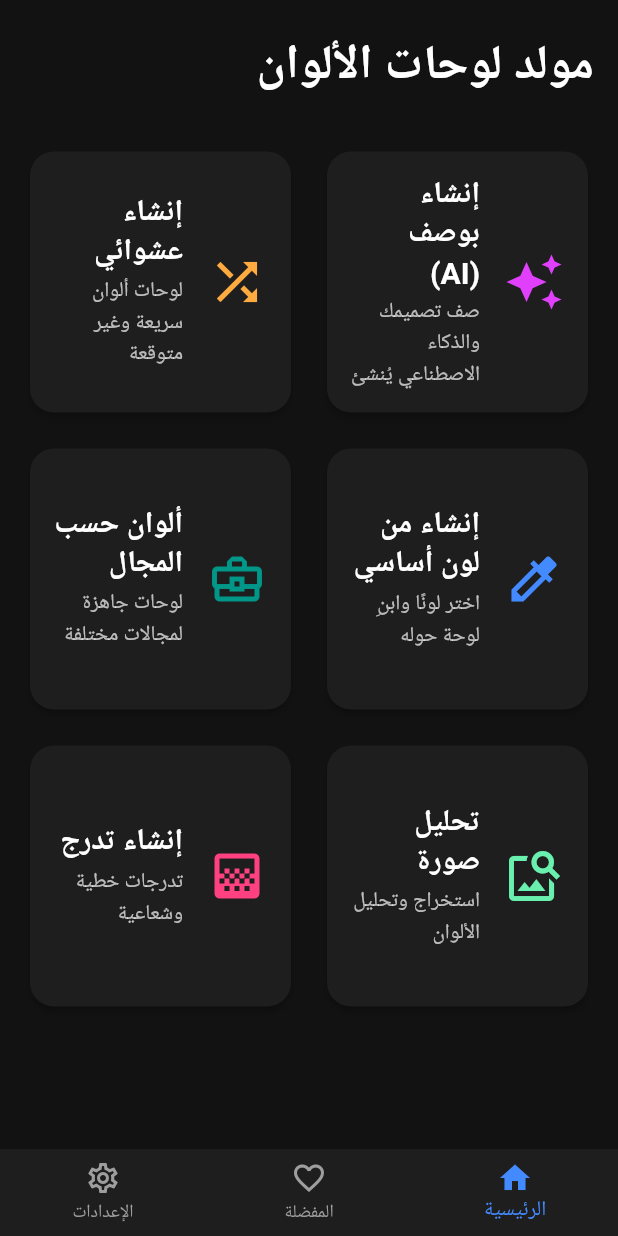
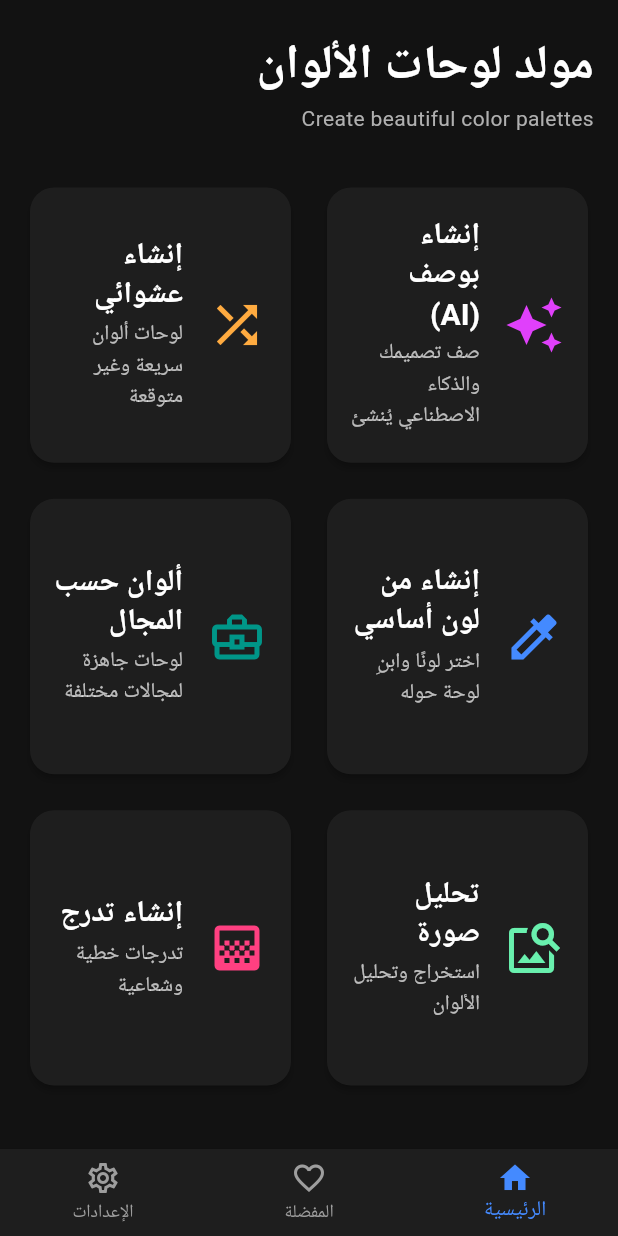
Before and after one commit to AnmarSammour/Flutter-projects, a Flutter app: the screen it shows after launch, on a phone screen of 412 x 824 dp. Run offline on Flutter 3.47's test engine with Material 3 defaults, Android fonts, the phone set to English and light mode, and no system bars; our stand-ins replace flutter_colorpicker, flutter_dotenv, flutter_riverpod, google_generative_ai, hive, hive_flutter and 1 more; missing offline and left inert: flex_color_picker; accounts and stored records are empty.

Commit message:
Improve home_screen.dart

```diff
--- a/ai_palette_generator/lib/views/screens/home_screen.dart
+++ b/ai_palette_generator/lib/views/screens/home_screen.dart
@@ -1,4 +1,5 @@
 import 'package:ai_palette_generator/localization/app_local.dart';
+import 'package:ai_palette_generator/services/theme_service.dart';
 import 'package:ai_palette_generator/views/screens/generation/ai_generate_screen.dart';
 import 'package:ai_palette_generator/views/screens/generation/base_color_generate_screen.dart';
 import 'package:ai_palette_generator/views/screens/generation/industry_generate_screen.dart';
@@ -13,13 +14,17 @@ class HomeScreen extends ConsumerWidget {
   const HomeScreen({super.key});
 
   void _navigateTo(BuildContext context, Widget screen) {
-    Navigator.push(context, MaterialPageRoute(builder: (context) => screen));
+    Navigator.push(
+      context,
+      MaterialPageRoute(builder: (context) => screen),
+    );
   }
 
   @override
   Widget build(BuildContext context, WidgetRef ref) {
     final l10n = AppLocal.of(context);
     final theme = Theme.of(context);
+
     final List<Map<String, dynamic>> options = [
       {
         'title': l10n.homeAiGeneratorTitle,
@@ -71,41 +76,47 @@ class HomeScreen extends ConsumerWidget {
           crossAxisAlignment: CrossAxisAlignment.start,
           children: [
             Padding(
-              padding: const EdgeInsets.fromLTRB(16.0, 24.0, 16.0, 16.0),
-              child: Text(
-                l10n.appTitle,
-                style: theme.textTheme.headlineLarge?.copyWith(
-                  fontWeight: FontWeight.bold,
-                ),
+              padding: const EdgeInsets.fromLTRB(
+                AppSpacing.md,
+                AppSpacing.lg,
+                AppSpacing.md,
+                AppSpacing.md,
+              ),
+              child: Column(
+                crossAxisAlignment: CrossAxisAlignment.start,
+                children: [
+                  Text(
+                    l10n.appTitle,
+                    style: theme.textTheme.headlineLarge,
+                  ),
+                  const SizedBox(height: AppSpacing.xs),
+                  Text(
+                    'Create beautiful color palettes',
+                    style: theme.textTheme.bodyMedium,
+                  ),
+                ],
               ),
             ),
             Expanded(
               child: LayoutBuilder(
                 builder: (context, constraints) {
-                  final double screenWidth = constraints.maxWidth;
-                  final int crossAxisCount;
-                  if (screenWidth >= 1200) {
-                    crossAxisCount = 4;
-                  } else if (screenWidth >= 600) {
-                    crossAxisCount = 3;
-                  } else {
-                    crossAxisCount = 2;
-                  }
+                  final int crossAxisCount = _getCrossAxisCount(constraints.maxWidth);
 
-                  final double childAspectRatio = (screenWidth < 600) ? 1.0 : 1.2;
+                  final double childAspectRatio = _getChildAspectRatio(constraints.maxWidth);
+
                   return GridView.count(
-                    padding: const EdgeInsets.all(16.0),
+                    padding: const EdgeInsets.all(AppSpacing.md),
                     crossAxisCount: crossAxisCount,
-                    crossAxisSpacing: 16.0,
-                    mainAxisSpacing: 16.0,
+                    crossAxisSpacing: AppSpacing.md,
+                    mainAxisSpacing: AppSpacing.md,
                     childAspectRatio: childAspectRatio,
                     children: options.map((option) {
                       return OptionCard(
-                        title: option['title'],
-                        subtitle: option['subtitle'],
-                        icon: option['icon'],
-                        color: option['color'],
-                        onTap: option['onTap'],
+                        title: option['title'] as String,
+                        subtitle: option['subtitle'] as String,
+                        icon: option['icon'] as IconData,
+                        color: option['color'] as Color,
+                        onTap: option['onTap'] as VoidCallback,
                       );
                     }).toList(),
                   );
@@ -117,4 +128,26 @@ class HomeScreen extends ConsumerWidget {
       ),
     );
   }
+
+  int _getCrossAxisCount(double screenWidth) {
+    if (screenWidth >= 1200) {
+      return 4; // Desktop
+    } else if (screenWidth >= 900) {
+      return 3; // Large tablet
+    } else if (screenWidth >= 600) {
+      return 2; // Small tablet / landscape
+    } else {
+      return 2; // Mobile
+    }
+  }
+
+  double _getChildAspectRatio(double screenWidth) {
+    if (screenWidth >= 1200) {
+      return 1.3;
+    } else if (screenWidth >= 600) {
+      return 1.1;
+    } else {
+      return 0.95;
+    }
+  }
 }
```
